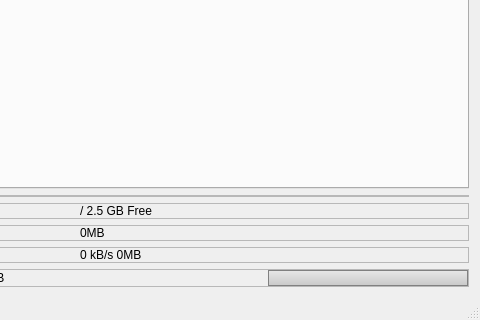
Above: app/gui/mainwindow.ui from ensisoft/newsflash-plus before the change; both pictures show x 326 to 806 and y 244 to 564 of the 806 by 564 pixel window. Below: the same form after it.
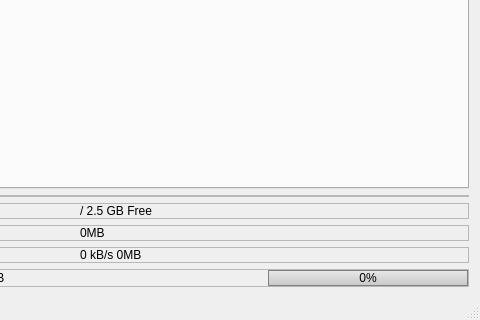
That is the form after the change. Icons and pictures are not drawn. Custom widgets are drawn as their Qt base class.

What changed in the file:
```diff
--- a/app/gui/mainwindow.ui
+++ b/app/gui/mainwindow.ui
@@ -339,8 +339,11 @@
            <property name="value">
             <number>0</number>
            </property>
+           <property name="alignment">
+            <set>Qt::AlignCenter</set>
+           </property>
            <property name="textVisible">
-            <bool>false</bool>
+            <bool>true</bool>
            </property>
           </widget>
          </item>
```
